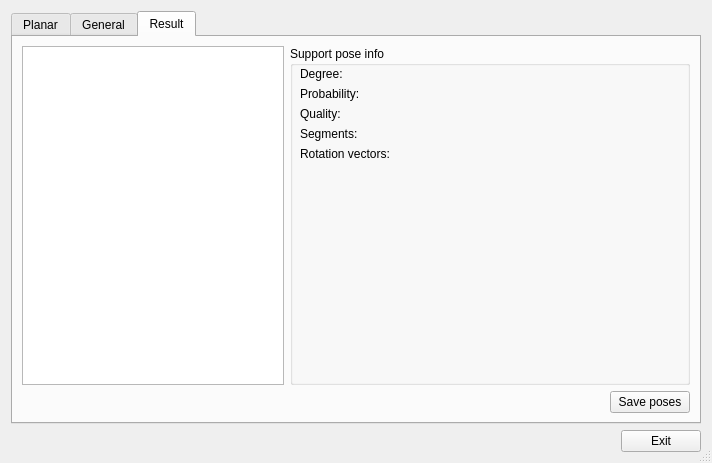
onier/RobWork, file RobWorkSim/src/rwsim/plugin/SupportPoseAnalyserDialog.ui: the form before one commit.
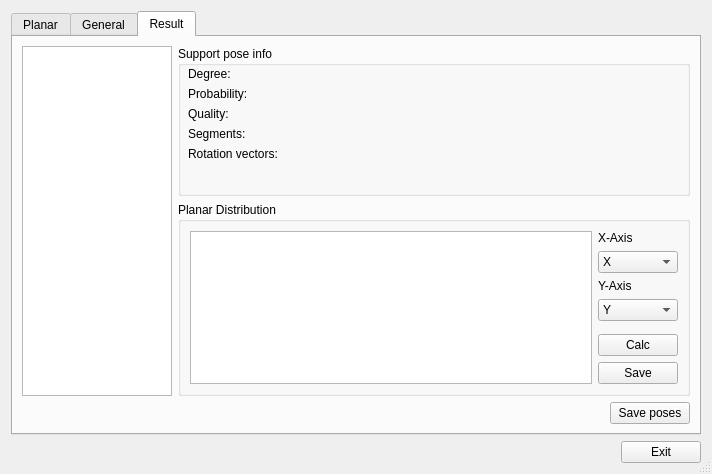
The form after the commit. The open tabs and pages were chosen to show the change.

```diff
--- a/RobWorkSim/src/rwsim/plugin/SupportPoseAnalyserDialog.ui
+++ b/RobWorkSim/src/rwsim/plugin/SupportPoseAnalyserDialog.ui
@@ -12,8 +12,8 @@
    <rect>
     <x>0</x>
     <y>0</y>
-    <width>659</width>
-    <height>438</height>
+    <width>667</width>
+    <height>474</height>
    </rect>
   </property>
   <property name="maximumSize">
@@ -427,8 +427,17 @@
        <item>
         <layout class="QHBoxLayout" name="horizontalLayout_8">
          <item>
-          <widget class="QListWidget" name="_resultView"/>
+          <widget class="QListWidget" name="_resultView">
+           <property name="maximumSize">
+            <size>
+             <width>150</width>
+             <height>16777215</height>
+            </size>
+           </property>
+          </widget>
          </item>
+         <item>
+          <layout class="QVBoxLayout" name="verticalLayout_4">
          <item>
           <widget class="QGroupBox" name="groupBox_5">
            <property name="minimumSize">
@@ -505,7 +514,143 @@
              <string>Segments: </string>
             </property>
            </widget>
-          </widget>
+             <zorder>label_7</zorder>
+             <zorder>label_8</zorder>
+             <zorder>label_9</zorder>
+             <zorder>label_10</zorder>
+             <zorder>label_11</zorder>
+             <zorder>groupBox_6</zorder>
+            </widget>
+           </item>
+           <item>
+            <widget class="QGroupBox" name="groupBox_6">
+             <property name="title">
+              <string>Planar Distribution</string>
+             </property>
+             <layout class="QHBoxLayout" name="horizontalLayout_9">
+              <item>
+               <widget class="QGraphicsView" name="_distributionView"/>
+              </item>
+              <item>
+               <layout class="QVBoxLayout" name="verticalLayout_8">
+                <item>
+                 <widget class="QLabel" name="label_12">
+                  <property name="text">
+                   <string>X-Axis</string>
+                  </property>
+                 </widget>
+                </item>
+                <item>
+                 <widget class="QComboBox" name="_xAxisBox">
+                  <item>
+                   <property name="text">
+                    <string>X</string>
+                   </property>
+                  </item>
+                  <item>
+                   <property name="text">
+                    <string>Y</string>
+                   </property>
+                  </item>
+                  <item>
+                   <property name="text">
+                    <string>Z</string>
+                   </property>
+                  </item>
+                  <item>
+                   <property name="text">
+                    <string>Roll</string>
+                   </property>
+                  </item>
+                  <item>
+                   <property name="text">
+                    <string>Pitch</string>
+                   </property>
+                  </item>
+                  <item>
+                   <property name="text">
+                    <string>Yaw</string>
+                   </property>
+                  </item>
+                 </widget>
+                </item>
+                <item>
+                 <widget class="QLabel" name="label_13">
+                  <property name="text">
+                   <string>Y-Axis</string>
+                  </property>
+                 </widget>
+                </item>
+                <item>
+                 <widget class="QComboBox" name="_yAxisBox">
+                  <property name="currentIndex">
+                   <number>1</number>
+                  </property>
+                  <item>
+                   <property name="text">
+                    <string>X</string>
+                   </property>
+                  </item>
+                  <item>
+                   <property name="text">
+                    <string>Y</string>
+                   </property>
+                  </item>
+                  <item>
+                   <property name="text">
+                    <string>Z</string>
+                   </property>
+                  </item>
+                  <item>
+                   <property name="text">
+                    <string>Roll</string>
+                   </property>
+                  </item>
+                  <item>
+                   <property name="text">
+                    <string>Pitch</string>
+                   </property>
+                  </item>
+                  <item>
+                   <property name="text">
+                    <string>Yaw</string>
+                   </property>
+                  </item>
+                 </widget>
+                </item>
+                <item>
+                 <spacer name="verticalSpacer_2">
+                  <property name="orientation">
+                   <enum>Qt::Vertical</enum>
+                  </property>
+                  <property name="sizeHint" stdset="0">
+                   <size>
+                    <width>20</width>
+                    <height>40</height>
+                   </size>
+                  </property>
+                 </spacer>
+                </item>
+                <item>
+                 <widget class="QPushButton" name="_calcBtn">
+                  <property name="text">
+                   <string>Calc</string>
+                  </property>
+                 </widget>
+                </item>
+                <item>
+                 <widget class="QPushButton" name="_saveDistBtn">
+                  <property name="text">
+                   <string>Save</string>
+                  </property>
+                 </widget>
+                </item>
+               </layout>
+              </item>
+             </layout>
+            </widget>
+           </item>
+          </layout>
          </item>
         </layout>
        </item>
```
Left out of the diff: 27 changed lines with no effect on the pictures. Lines whose indentation alone changed are shown as unchanged.
